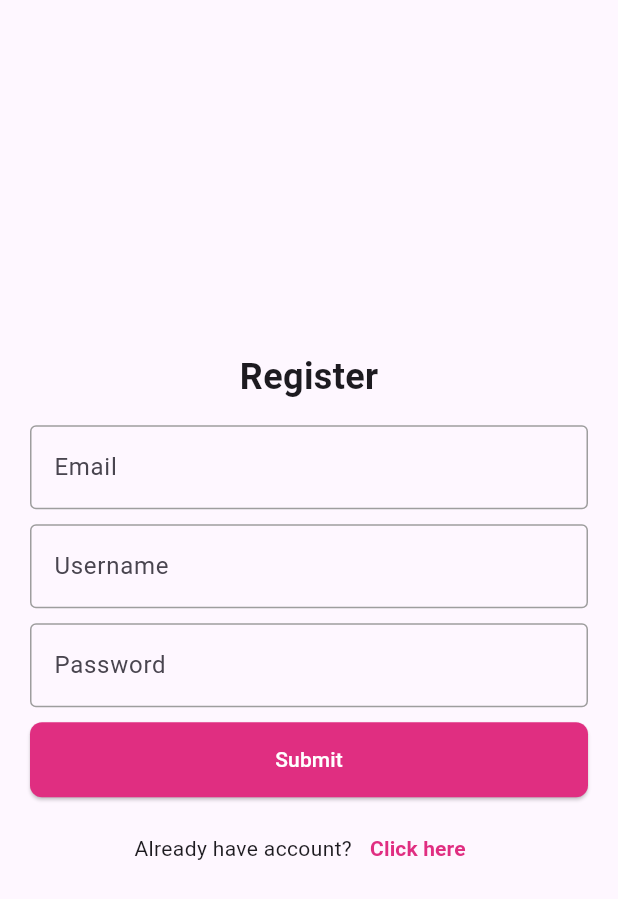
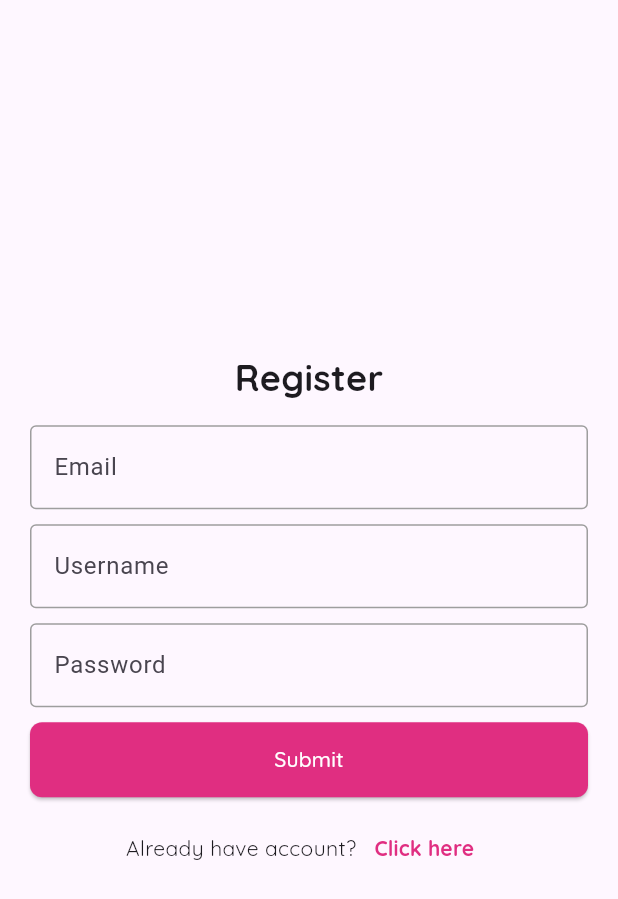
Before and after one commit to NurYahya24/PA_KELOMPOK2_B1_MOBILE, a Flutter app: the screen it shows after launch, after a tap on "Register Now", on a phone screen of 412 x 824 dp. Shown: the top 899 px of the screen. Run offline on Flutter 3.47's test engine with Material 3 defaults, Android fonts, the phone set to English and light mode, and no system bars; our stand-ins replace cloud_firestore, firebase_auth, firebase_core, google_fonts; accounts and stored records are empty.

Commit message:
add font

```diff
--- a/lib/screens/Login.dart
+++ b/lib/screens/Login.dart
@@ -3,6 +3,7 @@
 import 'Regis.dart';
 import 'package:flutter/material.dart';
 import '../provider/Auth.dart';
+import 'package:google_fonts/google_fonts.dart';
 
 class Login extends StatefulWidget {
   const Login({super.key});
@@ -42,9 +43,11 @@ class _LoginState extends State<Login> {
               children: [
                 Text(
                   "Login",
-                  style: TextStyle(
-                    fontSize: 27,
-                    fontWeight: FontWeight.bold,
+                  style: GoogleFonts.quicksand(
+                    textStyle: TextStyle(
+                      fontSize: 27,
+                      fontWeight: FontWeight.bold,
+                    ),
                   ),
                 ),
                 SizedBox(height: 15),
@@ -122,7 +125,9 @@ class _LoginState extends State<Login> {
                         )
                       : Text(
                           "Submit",
-                          style: TextStyle(color: Colors.white),
+                          style: GoogleFonts.quicksand(
+                            textStyle: TextStyle(color: Colors.white),
+                          ),
                         ),
                 ),
                 SizedBox(
@@ -154,9 +159,11 @@ class _LoginState extends State<Login> {
                       },
                       child: Text(
                         'Register Now',
-                        style: TextStyle(
+                        style: GoogleFonts.quicksand(
+                          textStyle: TextStyle(
                             color: const Color.fromRGBO(224, 46, 129, 1),
                             fontWeight: FontWeight.bold),
+                        ),
                       ),
                     )
                   ],
--- a/lib/screens/Regis.dart
+++ b/lib/screens/Regis.dart
@@ -2,6 +2,7 @@
 
 import 'package:daily_jurnal/screens/Login.dart';
 import 'package:flutter/material.dart';
+import 'package:google_fonts/google_fonts.dart';
 import '../provider/Auth.dart';
 
 class Regis extends StatefulWidget {
@@ -44,9 +45,11 @@ class _RegisState extends State<Regis> {
               children: [
                 Text(
                   "Register",
-                  style: TextStyle(
-                    fontSize: 24,
-                    fontWeight: FontWeight.bold,
+                  style: GoogleFonts.quicksand(
+                    textStyle: TextStyle(
+                      fontSize: 24,
+                      fontWeight: FontWeight.bold,
+                    ),
                   ),
                 ),
                 SizedBox(height: 15),
@@ -148,7 +151,9 @@ class _RegisState extends State<Regis> {
                         )
                       : Text(
                           "Submit",
-                          style: TextStyle(color: Colors.white),
+                          style: GoogleFonts.quicksand(
+                            textStyle: TextStyle(color: Colors.white),
+                          ),
                         ),
                 ),
                 SizedBox(
@@ -157,16 +162,21 @@ class _RegisState extends State<Regis> {
                 Row(
                   mainAxisAlignment: MainAxisAlignment.center,
                   children: [
-                    Text('Already have account?'),
+                    Text(
+                      'Already have account?',
+                      style: GoogleFonts.quicksand(),
+                    ),
                     TextButton(
                       onPressed: () {
                         Navigator.of(context).pop();
                       },
                       child: Text(
                         'Click here',
-                        style: TextStyle(
-                            color: const Color.fromRGBO(224, 46, 129, 1),
-                            fontWeight: FontWeight.bold),
+                        style: GoogleFonts.quicksand(
+                          textStyle: TextStyle(
+                              color: const Color.fromRGBO(224, 46, 129, 1),
+                              fontWeight: FontWeight.bold),
+                        ),
                       ),
                     )
                   ],
--- a/pubspec.yaml
+++ b/pubspec.yaml
@@ -35,6 +35,7 @@ dependencies:
   firebase_database: ^10.3.5
   cloud_firestore: ^4.13.1
   provider: ^6.1.1
+  google_fonts: ^6.1.0
 
 
   # The following adds the Cupertino Icons font to your application.
```
Also changed, not shown: pubspec.lock.
